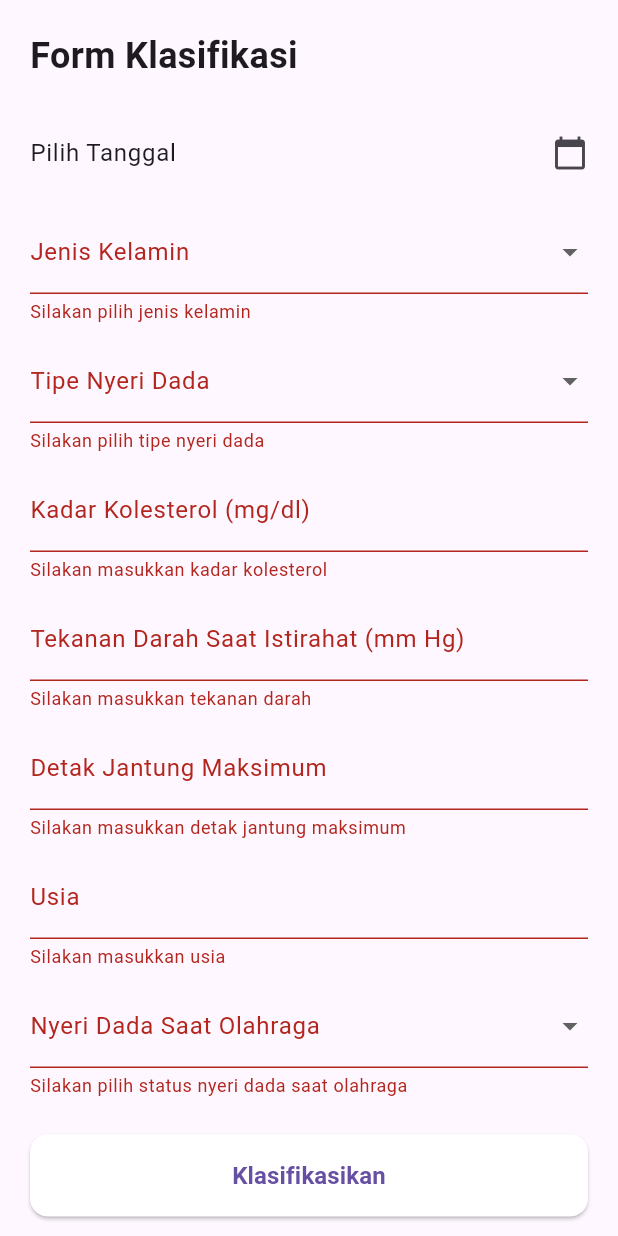
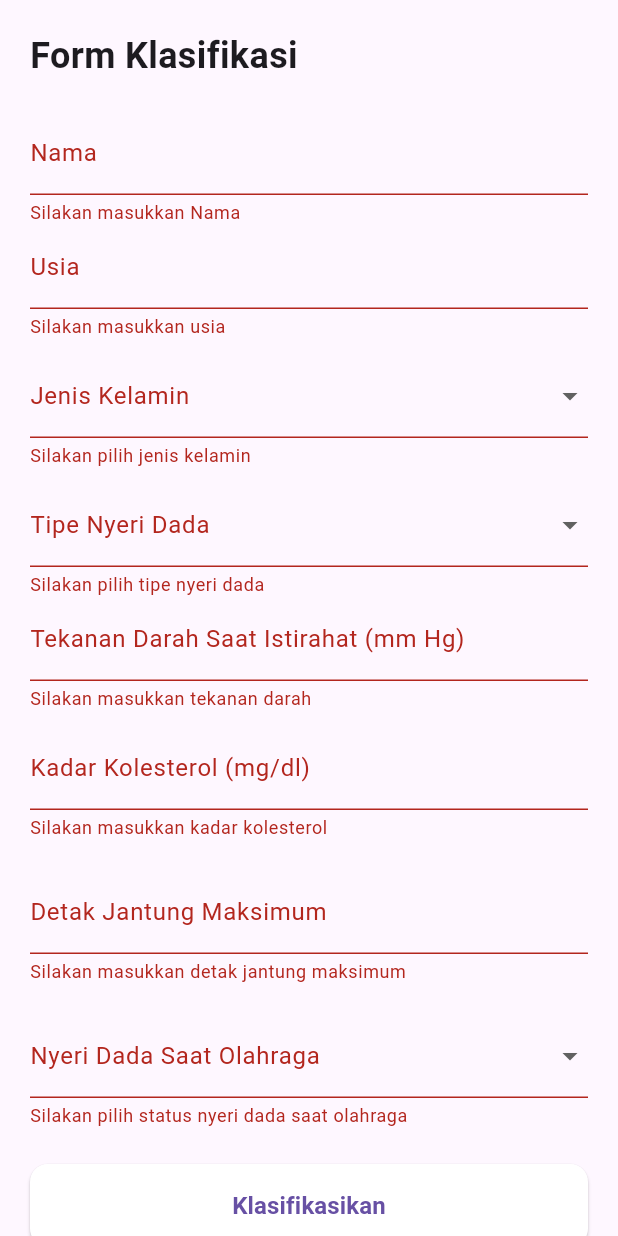
Before and after one commit to iFannJR/Apps_Flutter, a Flutter app: the KlasifikasiPage screen opened directly, after a tap on "Klasifikasikan", on a phone screen of 412 x 824 dp. Run offline on Flutter 3.47's test engine with Material 3 defaults, Android fonts, the phone set to English and light mode, and no system bars; our stand-ins replace animate_do, fl_chart, shared_preferences; accounts and stored records are empty.

Commit message:
Mengubah Variabel

```diff
--- a/flutter_application_1/lib/klasifikasi_page.dart
+++ b/flutter_application_1/lib/klasifikasi_page.dart
@@ -14,7 +14,7 @@ class _KlasifikasiPageState extends State<KlasifikasiPage>
     with SingleTickerProviderStateMixin {
   final _formKey = GlobalKey<FormState>();
 
-  DateTime? _selectedDate;
+  final TextEditingController _nameController = TextEditingController();
   String? _gender;
   String? _chestPainType;
   String? _exerciseInducedAngina;
@@ -47,127 +47,31 @@ class _KlasifikasiPageState extends State<KlasifikasiPage>
     _heartRateController.dispose();
     _ageController.dispose();
     _cholesterolController.dispose();
+    _nameController.dispose();
     super.dispose();
   }
 
-  Future<void> _selectDate(BuildContext context) async {
-    final DateTime? picked = await showDatePicker(
-      context: context,
-      initialDate: DateTime.now(),
-      firstDate: DateTime(1950),
-      lastDate: DateTime.now(),
-    );
-    if (picked != null && picked != _selectedDate) {
-      setState(() {
-        _selectedDate = picked;
-      });
-    }
-  }
-
-  // Function to send data to API
-  Future<void> _sendDataToApi() async {
+  void _submitForm() {
     if (_formKey.currentState!.validate()) {
       setState(() {
         _isLoading = true;
       });
 
       try {
-        // Prepare data to send
-        final Map<String, dynamic> data = {
-          'age': int.tryParse(_ageController.text) ?? 0,
-          'sex': _gender == 'Laki-Laki' ? 1 : 0,
-          'cp': _getChestPainTypeValue(),
-          'trestbps': int.tryParse(_bloodPressureController.text) ?? 0,
-          'chol': int.tryParse(_cholesterolController.text) ?? 0,
-          'thalach': int.tryParse(_heartRateController.text) ?? 0,
-          'exang': _exerciseInducedAngina == 'Iya' ? 1 : 0,
-        };
-
-        // Send data to API
-        final response = await http.post(
-          Uri.parse('http://127.0.0.1:8000/api/klasifikasi'),
-          headers: {'Content-Type': 'application/json'},
-          body: jsonEncode(data),
+        // Tambahkan logika klasifikasi di sini
+        ScaffoldMessenger.of(context).showSnackBar(
+          const SnackBar(content: Text("Memproses Data Klasifikasi...")),
         );
-
+      } catch (e) {
+        ScaffoldMessenger.of(context).showSnackBar(
+          SnackBar(content: Text("Error: ${e.toString()}")),
+        );
+      } finally {
         setState(() {
           _isLoading = false;
         });
-
-        if (response.statusCode == 200) {
-          final responseData = jsonDecode(response.body);
-          final hasil = responseData['hasil']?.toString() ??
-              'Tidak ada hasil dari server';
-          _showResultDialog(hasil);
-        } else {
-          _showErrorDialog(
-              'Gagal terhubung dengan server. Status: ${response.statusCode}');
-        }
-      } catch (e) {
-        setState(() {
-          _isLoading = false;
-        });
-        _showErrorDialog('Terjadi kesalahan: $e');
       }
     }
-  }
-
-  // Helper method to convert chest pain type to numeric value
-  int _getChestPainTypeValue() {
-    switch (_chestPainType) {
-      case 'Typical Angina':
-        return 1;
-      case 'Atypical Angina':
-        return 2;
-      case 'Non-anginal Pain':
-        return 3;
-      case 'Asymptomatic':
-        return 4;
-      default:
-        return 0;
-    }
-  }
-
-  // Show result in a dialog
-  void _showResultDialog(String result) {
-    showDialog(
-      context: context,
-      builder: (BuildContext context) {
-        return AlertDialog(
-          title: const Text('Hasil Klasifikasi'),
-          content: Text(result),
-          actions: <Widget>[
-            TextButton(
-              child: const Text('Tutup'),
-              onPressed: () {
-                Navigator.of(context).pop();
-              },
-            ),
-          ],
-        );
-      },
-    );
-  }
-
-  // Show error dialog
-  void _showErrorDialog(String message) {
-    showDialog(
-      context: context,
-      builder: (BuildContext context) {
-        return AlertDialog(
-          title: const Text('Error'),
-          content: Text(message),
-          actions: <Widget>[
-            TextButton(
-              child: const Text('Tutup'),
-              onPressed: () {
-                Navigator.of(context).pop();
-              },
-            ),
-          ],
-        );
-      },
-    );
   }
 
   @override
@@ -189,15 +93,31 @@ class _KlasifikasiPageState extends State<KlasifikasiPage>
                             fontSize: 24, fontWeight: FontWeight.bold)),
                     const SizedBox(height: 20),
 
-                    // Tanggal
-                    ListTile(
-                      contentPadding: EdgeInsets.zero,
-                      title: Text(_selectedDate == null
-                          ? "Pilih Tanggal"
-                          : DateFormat('dd MMM yyyy').format(_selectedDate!)),
-                      trailing: const Icon(Icons.calendar_today),
-                      onTap: () => _selectDate(context),
+                    // Nama
+                    TextFormField(
+                      controller: _nameController,
+                      keyboardType: TextInputType.text,
+                      decoration: const InputDecoration(labelText: 'Nama'),
+                      validator: (value) {
+                        if (value == null || value.isEmpty) {
+                          return 'Silakan masukkan Nama';
+                        }
+                        return null;
+                      },
                     ),
+                    // Usia
+                    TextFormField(
+                      controller: _ageController,
+                      keyboardType: TextInputType.number,
+                      decoration: const InputDecoration(labelText: 'Usia'),
+                      validator: (value) {
+                        if (value == null || value.isEmpty) {
+                          return 'Silakan masukkan usia';
+                        }
+                        return null;
+                      },
+                    ),
+
 
                     const SizedBox(height: 10),
 
@@ -243,6 +163,20 @@ class _KlasifikasiPageState extends State<KlasifikasiPage>
                         return null;
                       },
                     ),
+                                        // Tekanan Darah
+                    TextFormField(
+                      controller: _bloodPressureController,
+                      keyboardType: TextInputType.number,
+                      decoration: const InputDecoration(
+                          labelText: 'Tekanan Darah Saat Istirahat (mm Hg)'),
+                      validator: (value) {
+                        if (value == null || value.isEmpty) {
+                          return 'Silakan masukkan tekanan darah';
+                        }
+                        return null;
+                      },
+                    ),
+
 
                     const SizedBox(height: 10),
 
@@ -262,19 +196,6 @@ class _KlasifikasiPageState extends State<KlasifikasiPage>
 
                     const SizedBox(height: 10),
 
-                    // Tekanan Darah
-                    TextFormField(
-                      controller: _bloodPressureController,
-                      keyboardType: TextInputType.number,
-                      decoration: const InputDecoration(
-                          labelText: 'Tekanan Darah Saat Istirahat (mm Hg)'),
-                      validator: (value) {
-                        if (value == null || value.isEmpty) {
-                          return 'Silakan masukkan tekanan darah';
-                        }
-                        return null;
-                      },
-                    ),
 
                     const SizedBox(height: 10),
 
@@ -294,18 +215,7 @@ class _KlasifikasiPageState extends State<KlasifikasiPage>
 
                     const SizedBox(height: 10),
 
-                    // Usia
-                    TextFormField(
-                      controller: _ageController,
-                      keyboardType: TextInputType.number,
-                      decoration: const InputDecoration(labelText: 'Usia'),
-                      validator: (value) {
-                        if (value == null || value.isEmpty) {
-                          return 'Silakan masukkan usia';
-                        }
-                        return null;
-                      },
-                    ),
+
 
                     const SizedBox(height: 10),
 
@@ -334,7 +244,7 @@ class _KlasifikasiPageState extends State<KlasifikasiPage>
                     SizedBox(
                       width: double.infinity,
                       child: ElevatedButton(
-                        onPressed: _isLoading ? null : _sendDataToApi,
+                        onPressed: _isLoading ? null : _submitForm,
                         style: ElevatedButton.styleFrom(
                           padding: const EdgeInsets.symmetric(vertical: 16),
                           backgroundColor: Colors.white,
```
